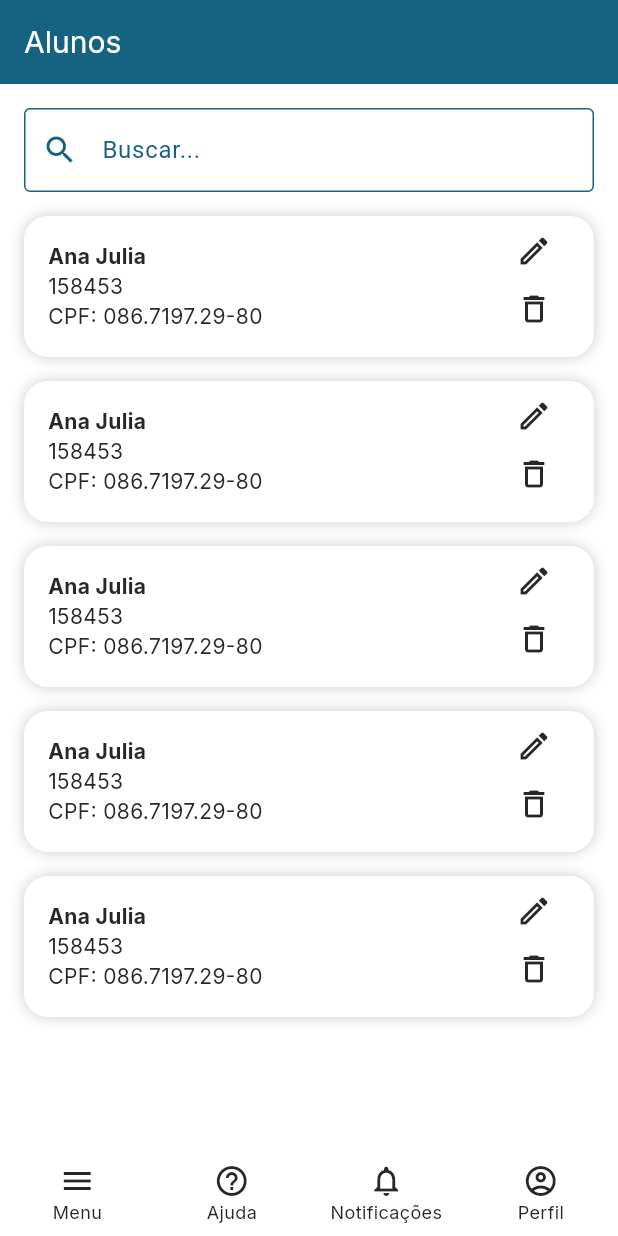
After one commit to nathaliaporcelli/challenge-developer-flutter, a Flutter app: the DashboardPage screen opened by its route, on a phone screen of 412 x 824 dp. The commit adds this screen. Run offline on Flutter 3.47's test engine with Material 3 defaults, Android fonts, the phone set to English and light mode, and no system bars; our stand-ins replace dio, get_it, go_router, google_fonts.

Commit message:
feat: init menu page

```diff
--- a/lib/src/modules/auth/presenter/pages/auth_page.dart
+++ b/lib/src/modules/auth/presenter/pages/auth_page.dart
@@ -68,7 +68,7 @@ class _AuthPageState extends State<AuthPage> {
               ),
               const SizedBox(height: 8),
               const AccountRecoveryText(),
-              const SizedBox(height: 64),
+              const SizedBox(height: 32),
               CeslaElevatedButton(
                 title: 'Entrar',
                 onPressed: signIn,
--- a/lib/src/modules/dashboard/submodules/menu/dashboard_page.dart
+++ b/lib/src/modules/dashboard/submodules/menu/dashboard_page.dart
@@ -1,16 +1,80 @@
 import 'package:flutter/material.dart';
 
-class DashboardPage extends StatelessWidget {
+import '../../../../core/extensions/context_extensions.dart';
+import 'presenter/pages/menu_page.dart';
+
+class DashboardPage extends StatefulWidget {
   const DashboardPage({super.key});
+
+  @override
+  State<DashboardPage> createState() => _DashboardPageState();
+}
+
+class _DashboardPageState extends State<DashboardPage> {
+  late final PageController _pageController;
+
+  @override
+  void initState() {
+    super.initState();
+    _pageController = PageController();
+  }
+
+  @override
+  void dispose() {
+    _pageController.dispose();
+    super.dispose();
+  }
 
   @override
   Widget build(BuildContext context) {
     return Material(
-      child: PageView.builder(
-        itemCount: 4,
-        itemBuilder: (context, index) => Container(
-          color: index % 2 == 0 ? Colors.blue : Colors.red,
-        ),
+      child: Column(
+        children: [
+          Expanded(
+            child: PageView(
+              physics: const NeverScrollableScrollPhysics(),
+              controller: _pageController,
+              children: const [
+                MenuPage(),
+              ],
+            ),
+          ),
+          BottomNavigationBar(
+            type: BottomNavigationBarType.fixed,
+            elevation: 0,
+            selectedLabelStyle: context.texts.caption,
+            unselectedLabelStyle: context.texts.caption,
+            selectedItemColor: context.colors.secondary,
+            unselectedItemColor: context.colors.secondary,
+            showUnselectedLabels: true,
+            items: const [
+              BottomNavigationBarItem(
+                icon: Icon(
+                  Icons.menu,
+                ),
+                label: 'Menu',
+              ),
+              BottomNavigationBarItem(
+                icon: Icon(
+                  Icons.help_outline,
+                ),
+                label: 'Ajuda',
+              ),
+              BottomNavigationBarItem(
+                icon: Icon(
+                  Icons.notifications_none_outlined,
+                ),
+                label: 'Notificações',
+              ),
+              BottomNavigationBarItem(
+                icon: Icon(
+                  Icons.account_circle_outlined,
+                ),
+                label: 'Perfil',
+              ),
+            ],
+          ),
+        ],
       ),
     );
   }
--- /dev/null
+++ b/lib/src/modules/dashboard/submodules/menu/presenter/pages/menu_page.dart
@@ -0,0 +1,35 @@
+import 'package:design_system/design_system.dart';
+import 'package:flutter/material.dart';
+
+import '../widgets/menu_app_bar.dart';
+import '../widgets/student_card_widget.dart';
+
+class MenuPage extends StatelessWidget {
+  const MenuPage({super.key});
+
+  @override
+  Widget build(BuildContext context) {
+    return Scaffold(
+      appBar: const MenuAppBar(title: 'Alunos'),
+      body: Column(
+        children: [
+          const Padding(
+            padding: EdgeInsets.only(left: 16, right: 16, top: 16),
+            child: CeslaTextField(
+              labelText: 'Buscar...',
+              prefixIcon: Icons.search,
+            ),
+          ),
+          Expanded(
+            child: ListView.separated(
+              padding: const EdgeInsets.symmetric(vertical: 16, horizontal: 16),
+              itemCount: 5,
+              separatorBuilder: (__, _) => const SizedBox(height: 16),
+              itemBuilder: (__, _) => const StudentCard(),
+            ),
+          ),
+        ],
+      ),
+    );
+  }
+}
--- /dev/null
+++ b/lib/src/modules/dashboard/submodules/menu/presenter/widgets/menu_app_bar.dart
@@ -0,0 +1,28 @@
+import 'package:flutter/material.dart';
+
+import '../../../../../../core/extensions/context_extensions.dart';
+
+class MenuAppBar extends StatelessWidget implements PreferredSizeWidget {
+  final String title;
+
+  const MenuAppBar({
+    super.key,
+    required this.title,
+  });
+
+  @override
+  Widget build(BuildContext context) {
+    return AppBar(
+      backgroundColor: context.colors.primary,
+      title: Text(
+        title,
+        style: context.texts.header.copyWith(
+          color: Colors.white,
+        ),
+      ),
+    );
+  }
+
+  @override
+  Size get preferredSize => const Size.fromHeight(kToolbarHeight);
+}
--- /dev/null
+++ b/lib/src/modules/dashboard/submodules/menu/presenter/widgets/student_card_widget.dart
@@ -0,0 +1,77 @@
+import 'package:flutter/material.dart';
+
+import '../../../../../../core/extensions/context_extensions.dart';
+
+class StudentCard extends StatelessWidget {
+  const StudentCard({super.key});
+
+  @override
+  Widget build(BuildContext context) {
+    return Container(
+      padding: const EdgeInsets.symmetric(horizontal: 16, vertical: 8),
+      decoration: BoxDecoration(
+        color: Colors.white,
+        borderRadius: BorderRadius.circular(16),
+        boxShadow: [
+          BoxShadow(
+            color: Colors.black.withOpacity(0.2),
+            blurRadius: 8,
+          ),
+        ],
+      ),
+      child: Row(
+        children: [
+          Expanded(
+            child: Column(
+              mainAxisSize: MainAxisSize.min,
+              crossAxisAlignment: CrossAxisAlignment.start,
+              children: [
+                Text(
+                  'Ana Julia',
+                  style: context.texts.label.copyWith(
+                    fontWeight: FontWeight.bold,
+                  ),
+                  maxLines: 2,
+                  overflow: TextOverflow.ellipsis,
+                ),
+                Text(
+                  '158453',
+                  style: context.texts.label,
+                ),
+                Text(
+                  'CPF: 086.7197.29-80',
+                  style: context.texts.label,
+                ),
+              ],
+            ),
+          ),
+          Column(
+            mainAxisSize: MainAxisSize.min,
+            children: [
+              SizedBox(
+                width: 30,
+                height: 30,
+                child: InkWell(
+                  onTap: () {},
+                  child: Icon(
+                    Icons.edit_outlined,
+                    color: context.colors.secondary,
+                  ),
+                ),
+              ),
+              IconButton(
+                padding: EdgeInsets.zero,
+                constraints: const BoxConstraints(),
+                onPressed: () {},
+                icon: Icon(
+                  Icons.delete_outline,
+                  color: context.colors.secondary,
+                ),
+              ),
+            ],
+          ),
+        ],
+      ),
+    );
+  }
+}
--- a/packages/design_system/lib/src/common/colors/cesla_color_scheme.dart
+++ b/packages/design_system/lib/src/common/colors/cesla_color_scheme.dart
@@ -1,7 +1,7 @@
 import 'package:flutter/material.dart';
 
 class CeslaThemeColors {
-  static const primary = Color(0xff2f617e);
+  static const primary = Color(0xff166281);
   static const white = Color(0xffffffff);
   static const black = Color(0xff27262a);
   static const red = Colors.red;
@@ -11,9 +11,9 @@ class CeslaColorScheme extends ColorScheme {
   const CeslaColorScheme({
     super.brightness = Brightness.dark,
     super.primary = CeslaThemeColors.primary,
-    super.onPrimary = CeslaThemeColors.primary,
-    super.secondary = CeslaThemeColors.primary,
-    super.onSecondary = CeslaThemeColors.primary,
+    super.onPrimary = CeslaThemeColors.white,
+    super.secondary = CeslaThemeColors.black,
+    super.onSecondary = CeslaThemeColors.white,
     super.error = CeslaThemeColors.red,
     super.onError = CeslaThemeColors.white,
     super.background = CeslaThemeColors.white,
--- a/packages/design_system/lib/src/common/themes/cesla_theme.dart
+++ b/packages/design_system/lib/src/common/themes/cesla_theme.dart
@@ -12,17 +12,17 @@ class CeslaTheme {
         CeslaTextStylesExtension(
           title: GoogleFonts.inter(
             fontSize: 36,
-            fontWeight: FontWeight.bold,
+            fontWeight: FontWeight.normal,
             color: CeslaThemeColors.black,
           ),
           header: GoogleFonts.inter(
             fontSize: 20,
-            fontWeight: FontWeight.bold,
+            fontWeight: FontWeight.normal,
             color: CeslaThemeColors.black,
           ),
           subHeader: GoogleFonts.inter(
             fontSize: 16,
-            fontWeight: FontWeight.bold,
+            fontWeight: FontWeight.normal,
             color: CeslaThemeColors.black,
           ),
           label: GoogleFonts.inter(
--- a/pubspec.yaml
+++ b/pubspec.yaml
@@ -14,6 +14,7 @@ dependencies:
   flutter_native_splash: ^2.3.10
   flutter_launcher_icons: ^0.13.1
   dio: ^5.4.1
+  shared_preferences: ^2.2.2
 
   design_system:
     path: ./packages/design_system
```
